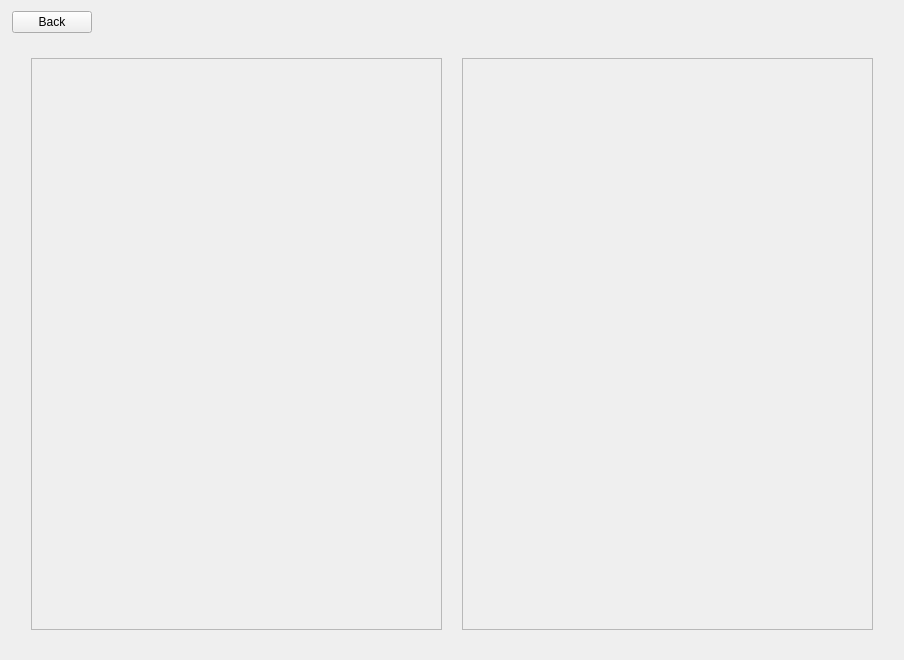
Before: the Qt Designer form dialog.ui in nico-bertoli/DiningPhilosophersProblemQT, drawn with Qt 5.
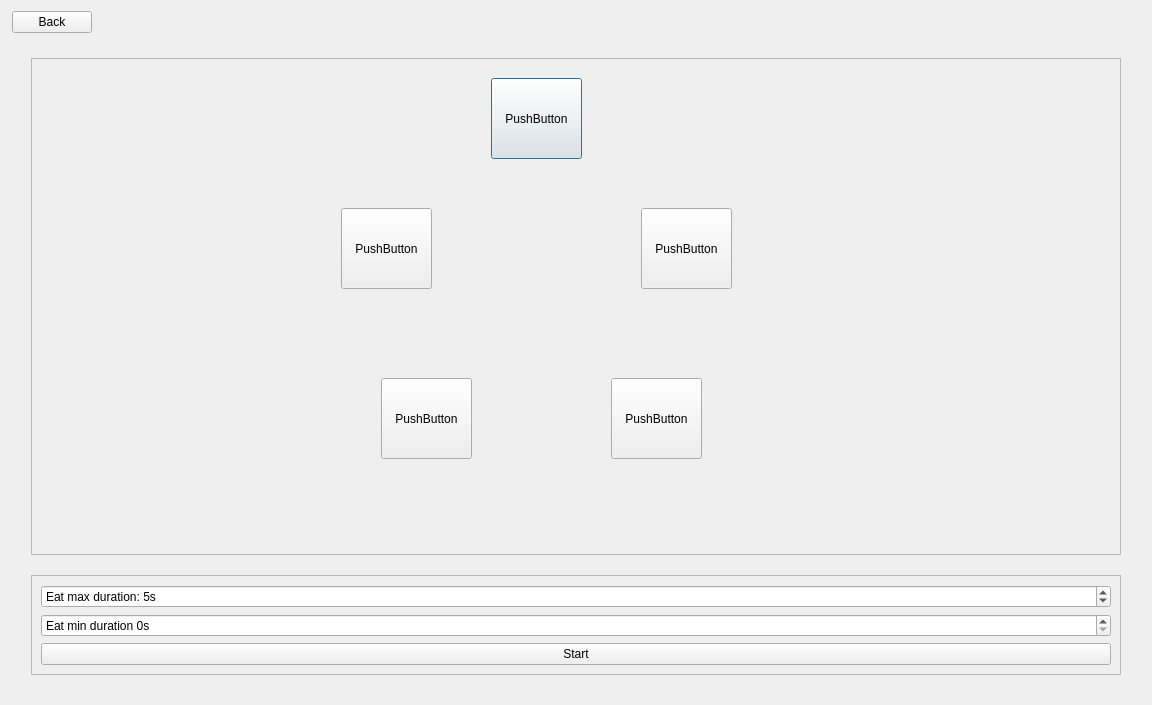
After: the same form once the commit is applied.

Commit message: philosophers layout improvement

The edit to the form file:
```diff
--- a/dialog.ui
+++ b/dialog.ui
@@ -6,8 +6,8 @@
    <rect>
     <x>0</x>
     <y>0</y>
-    <width>904</width>
-    <height>660</height>
+    <width>1152</width>
+    <height>705</height>
    </rect>
   </property>
   <property name="sizePolicy">
@@ -123,10 +123,13 @@
      <widget class="QWidget" name="pagePhilosophers">
       <layout class="QVBoxLayout" name="verticalLayout">
        <item>
-        <layout class="QHBoxLayout" name="horizontalLayout">
+        <layout class="QVBoxLayout" name="verticalLayout_5">
          <property name="spacing">
           <number>20</number>
          </property>
+         <property name="sizeConstraint">
+          <enum>QLayout::SizeConstraint::SetDefaultConstraint</enum>
+         </property>
          <property name="leftMargin">
           <number>10</number>
          </property>
@@ -140,7 +143,118 @@
           <number>10</number>
          </property>
          <item>
-          <widget class="QFrame" name="FrameLeft">
+          <widget class="QFrame" name="FrameTop">
+           <property name="sizePolicy">
+            <sizepolicy hsizetype="Expanding" vsizetype="Preferred">
+             <horstretch>0</horstretch>
+             <verstretch>0</verstretch>
+            </sizepolicy>
+           </property>
+           <property name="minimumSize">
+            <size>
+             <width>0</width>
+             <height>0</height>
+            </size>
+           </property>
+           <property name="maximumSize">
+            <size>
+             <width>99999</width>
+             <height>9999</height>
+            </size>
+           </property>
+           <property name="frameShape">
+            <enum>QFrame::Shape::StyledPanel</enum>
+           </property>
+           <property name="frameShadow">
+            <enum>QFrame::Shadow::Raised</enum>
+           </property>
+           <widget class="QPushButton" name="pushButton">
+            <property name="geometry">
+             <rect>
+              <x>460</x>
+              <y>20</y>
+              <width>91</width>
+              <height>81</height>
+             </rect>
+            </property>
+            <property name="text">
+             <string>PushButton</string>
+            </property>
+           </widget>
+           <widget class="QPushButton" name="pushButton_3">
+            <property name="geometry">
+             <rect>
+              <x>610</x>
+              <y>150</y>
+              <width>91</width>
+              <height>81</height>
+             </rect>
+            </property>
+            <property name="text">
+             <string>PushButton</string>
+            </property>
+           </widget>
+           <widget class="QPushButton" name="pushButton_4">
+            <property name="geometry">
+             <rect>
+              <x>350</x>
+              <y>320</y>
+              <width>91</width>
+              <height>81</height>
+             </rect>
+            </property>
+            <property name="text">
+             <string>PushButton</string>
+            </property>
+           </widget>
+           <widget class="QPushButton" name="pushButton_5">
+            <property name="geometry">
+             <rect>
+              <x>310</x>
+              <y>150</y>
+              <width>91</width>
+              <height>81</height>
+             </rect>
+            </property>
+            <property name="text">
+             <string>PushButton</string>
+            </property>
+           </widget>
+           <widget class="QPushButton" name="pushButton_6">
+            <property name="geometry">
+             <rect>
+              <x>580</x>
+              <y>320</y>
+              <width>91</width>
+              <height>81</height>
+             </rect>
+            </property>
+            <property name="text">
+             <string>PushButton</string>
+            </property>
+           </widget>
+          </widget>
+         </item>
+         <item>
+          <widget class="QFrame" name="FrameBottom">
+           <property name="sizePolicy">
+            <sizepolicy hsizetype="Expanding" vsizetype="Preferred">
+             <horstretch>0</horstretch>
+             <verstretch>0</verstretch>
+            </sizepolicy>
+           </property>
+           <property name="minimumSize">
+            <size>
+             <width>0</width>
+             <height>0</height>
+            </size>
+           </property>
+           <property name="maximumSize">
+            <size>
+             <width>99999</width>
+             <height>100</height>
+            </size>
+           </property>
            <property name="frameShape">
             <enum>QFrame::Shape::StyledPanel</enum>
            </property>
@@ -148,19 +262,60 @@
             <enum>QFrame::Shadow::Raised</enum>
            </property>
            <layout class="QVBoxLayout" name="verticalLayout">
+            <item>
+             <widget class="QSpinBox" name="spinBox">
+              <property name="frame">
+               <bool>true</bool>
+              </property>
+              <property name="specialValueText">
+               <string/>
+              </property>
+              <property name="keyboardTracking">
+               <bool>true</bool>
+              </property>
+              <property name="showGroupSeparator" stdset="0">
+               <bool>false</bool>
+              </property>
+              <property name="suffix">
+               <string>s</string>
+              </property>
+              <property name="prefix">
+               <string>Eat max duration: </string>
+              </property>
+              <property name="maximum">
+               <number>20</number>
+              </property>
+              <property name="value">
+               <number>5</number>
+              </property>
+             </widget>
+            </item>
+            <item>
+             <widget class="QSpinBox" name="spinBox_2">
+              <property name="suffix">
+               <string>s</string>
+              </property>
+              <property name="prefix">
+               <string>Eat min duration </string>
+              </property>
+              <property name="maximum">
+               <number>20</number>
+              </property>
+             </widget>
+            </item>
+            <item>
+             <widget class="QPushButton" name="btnStart">
+              <property name="text">
+               <string>Start</string>
+              </property>
+              <property name="autoDefault">
+               <bool>false</bool>
+              </property>
+             </widget>
+            </item>
            </layout>
           </widget>
          </item>
-         <item>
-          <widget class="QFrame" name="FrameRight">
-           <property name="frameShape">
-            <enum>QFrame::Shape::StyledPanel</enum>
-           </property>
-           <property name="frameShadow">
-            <enum>QFrame::Shadow::Raised</enum>
-           </property>
-          </widget>
-         </item>
         </layout>
        </item>
       </layout>
```
The commit also changes 7 other files.
